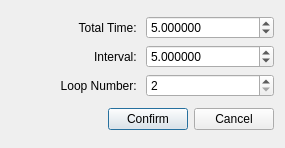
Old version of the form ZGO2/form/dialoggomarkovperiod.ui in the repository regissahore/Typewriter.
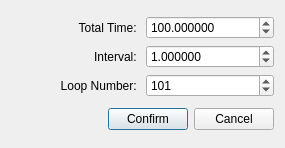
New version of the form.

```diff
--- a/ZGO2/form/dialoggomarkovperiod.ui
+++ b/ZGO2/form/dialoggomarkovperiod.ui
@@ -35,7 +35,7 @@
         <double>99999.990000000005239</double>
        </property>
        <property name="value">
-        <double>5.000000000000000</double>
+        <double>1.000000000000000</double>
        </property>
       </widget>
      </item>
@@ -58,7 +58,7 @@
         <double>99999.990000000005239</double>
        </property>
        <property name="value">
-        <double>5.000000000000000</double>
+        <double>100.000000000000000</double>
        </property>
       </widget>
      </item>
@@ -80,6 +80,9 @@
        <property name="maximum">
         <number>1000000000</number>
        </property>
+       <property name="value">
+        <number>101</number>
+       </property>
       </widget>
      </item>
     </layout>
```
